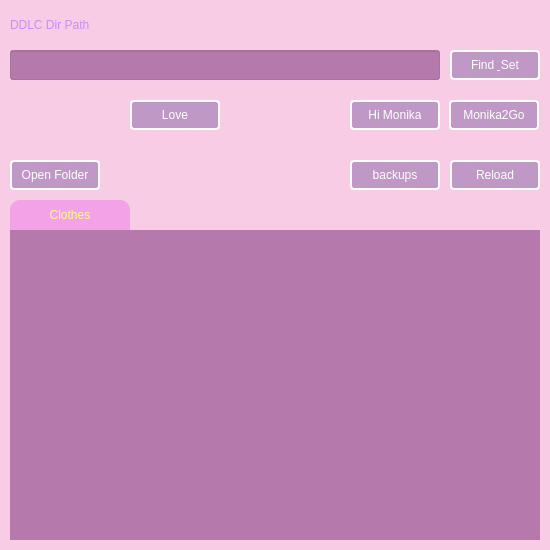
This is MASSForm/MASSForm.ui in ltofuy/DDJM as Qt 5 draws it before an edit. The edited form follows.
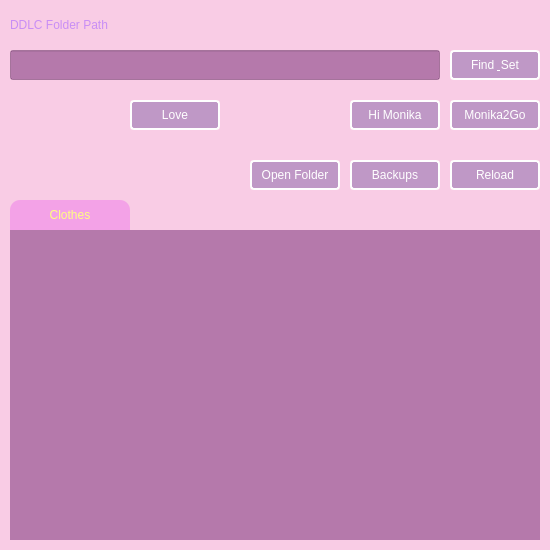
This is the edited form. Icons and pictures are not drawn.

Commit message: 2025-02-22 0.2.3 1. 更新了翻译 2. 更新了自动更新组件 3. 增加了获取MAS，包括中文版的方法 4. 解决了thumb显示问题 5. 在部分电脑上打开DDLC文件夹不能成功的问题得到了解决

```diff
--- a/MASSForm/MASSForm.ui
+++ b/MASSForm/MASSForm.ui
@@ -46,7 +46,7 @@
 font: 16px &quot;Bauhaus 93&quot;;</string>
    </property>
    <property name="text">
-    <string>DDLC Dir Path</string>
+    <string>DDLC Folder Path</string>
    </property>
   </widget>
   <widget class="QLineEdit" name="lineEdit_dir">
@@ -299,7 +299,7 @@
   <widget class="QPushButton" name="pushButton_MTG">
    <property name="geometry">
     <rect>
-     <x>449</x>
+     <x>450</x>
      <y>100</y>
      <width>90</width>
      <height>30</height>
@@ -434,7 +434,7 @@
 </string>
    </property>
    <property name="text">
-    <string>backups</string>
+    <string>Backups</string>
    </property>
   </widget>
   <widget class="QPushButton" name="pushButton_reload">
@@ -487,7 +487,7 @@
   <widget class="QPushButton" name="pushButton_open_folder">
    <property name="geometry">
     <rect>
-     <x>10</x>
+     <x>250</x>
      <y>160</y>
      <width>90</width>
      <height>30</height>
```
Left out of the diff: 24 changed lines with no effect on the pictures. The commit also changes 11 other files.
